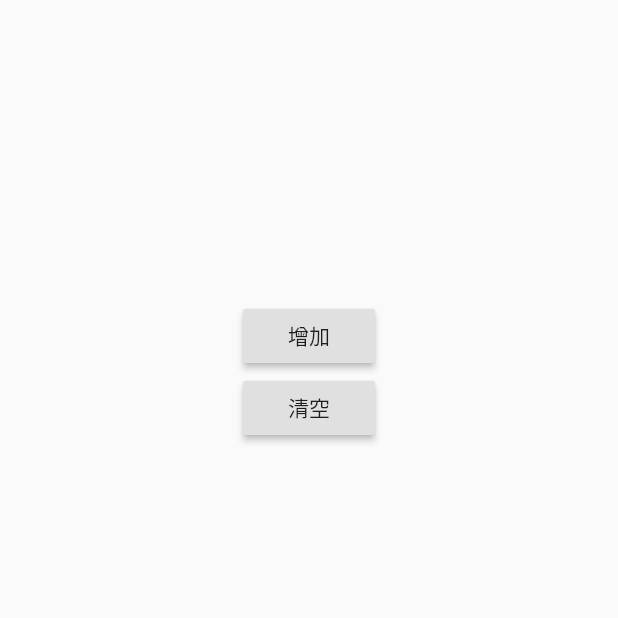
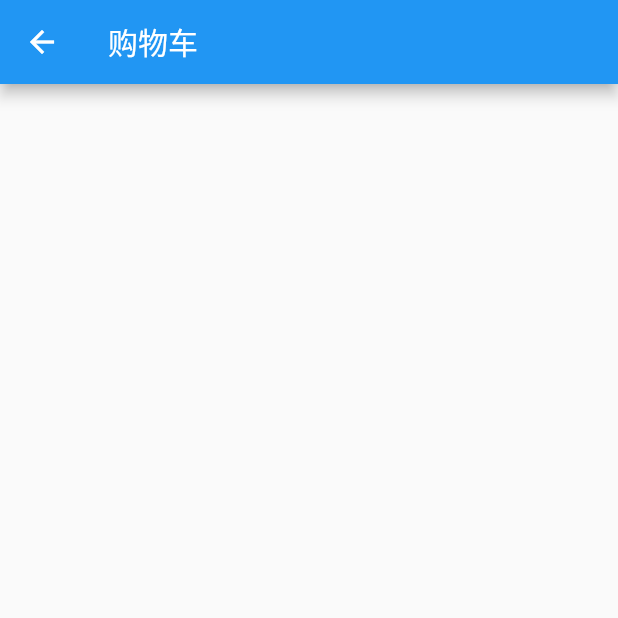
Before and after one commit to zhangsan2016/flutter_app, a Flutter app: the CartPage screen opened directly, on a phone screen of 412 x 824 dp, the top half of it. Run offline on Flutter 3.47's test engine with Material 2 defaults, Android fonts, the phone set to English and light mode, and no system bars; our stand-ins replace dio, fluro, flutter_easyrefresh, flutter_html, flutter_screenutil, flutter_swiper and 5 more; missing offline and left inert: flutter_seekbar; accounts and stored records are empty.

Commit message:
2020年7月31日 15:53:33 设计购物车界面 -- 进行中

```diff
--- /dev/null
+++ b/lib/check_flutterapp/entity/cartInfo.dart
@@ -0,0 +1,30 @@
+
+
+class CartInfoModel {
+  String goodsId;
+  String goodsName;
+  int count;
+  double price;
+  String images;
+
+  CartInfoModel(
+      {this.goodsId, this.goodsName, this.count, this.price, this.images});
+
+  CartInfoModel.fromJson(Map<String, dynamic> json) {
+    goodsId = json['goodsId'];
+    goodsName = json['goodsName'];
+    count = json['count'];
+    price = json['price'];
+    images = json['images'];
+  }
+
+  Map<String, dynamic> toJson() {
+    final Map<String, dynamic> data = new Map<String, dynamic>();
+    data['goodsId'] = this.goodsId;
+    data['goodsName'] = this.goodsName;
+    data['count'] = this.count;
+    data['price'] = this.price;
+    data['images'] = this.images;
+    return data;
+  }
+}
--- a/lib/check_flutterapp/my_main.dart
+++ b/lib/check_flutterapp/my_main.dart
@@ -52,6 +52,8 @@ class MyApp extends StatelessWidget {
         ChangeNotifierProvider(create: (_) => CategoryGoodsListProvide()),
         ChangeNotifierProvider(create: (_) => DetailsInfoProvide()),
         ChangeNotifierProvider(create: (_) => CartProvide()),
+        ChangeNotifierProvider(create: (_) => CartProvide()),
+
 
       ],
       child: Consumer<ChildCategory>(
--- a/lib/check_flutterapp/pages/cart_page.dart
+++ b/lib/check_flutterapp/pages/cart_page.dart
@@ -1,68 +1,42 @@
+
 import 'package:flutter/cupertino.dart';
 import 'package:flutter/material.dart';
-import 'package:shared_preferences/shared_preferences.dart';
+import 'package:flutterapp/check_flutterapp/provide/cart.dart';
+import 'package:provider/provider.dart';
 
-class CartPage extends StatefulWidget {
-  @override
-  _CartPageState createState() => _CartPageState();
-}
-
-class _CartPageState extends State<CartPage> {
-  List<String> testList = [];
+class CartPage extends StatelessWidget {
 
   @override
   Widget build(BuildContext context) {
-    _show();
-    return Container(
-      child: Column(
-        children: <Widget>[
-          Container(
-            height: 200.0,
-            child: ListView.builder(
-                itemCount: testList.length,
-                itemBuilder: (context,index){
-                  return ListTile(
-                    title: Text(testList[index]),
-                  );
-                }),
-          ),
-          RaisedButton(
-            onPressed: (){_add();},
-            child: Text('增加'),
-          ),
-          RaisedButton(
-            onPressed: (){_clear();},
-            child: Text('清空'),
-          ),
-        ],
+    return Scaffold(
+      appBar: AppBar(
+        title: Text('购物车'),
       ),
-
+      body: FutureBuilder(
+        future: _getCartInfo(context),
+        builder: (context,snapshot){
+         List  cartList =  Provider.of<CartProvide>(context, listen: false).cartList;
+         if(snapshot.hasData){
+           return ListView.builder(
+           itemCount: cartList.length
+           ,itemBuilder: (context,index){
+               return ListTile(
+                 title: Text(cartList[index].goodsName),
+               );
+           });
+         }else{
+           return Text('正在加载...');
+         }
+        },
+      ),
     );
   }
 
-  void _add() async {
-    SharedPreferences prefs = await SharedPreferences.getInstance();
-    String temp = "技术胖是最胖的!";
-    testList.add(temp);
-    prefs.setStringList('testInfo', testList);
-    _show();
+
+  Future<String> _getCartInfo(BuildContext context) async {
+    await Provider.of<CartProvide>(context, listen: false).getCartInfo();
+    return 'end';
   }
 
-  void _show() async {
-    SharedPreferences prefs = await SharedPreferences.getInstance();
-    setState(() {
-      if (prefs.getStringList('testInfo') != null) {
-        testList = prefs.getStringList('testInfo');
-      }
-    });
-  }
 
-  void _clear() async{
-    SharedPreferences prefs = await SharedPreferences.getInstance();
-    //prefs.clear(); //全部清空
-    prefs.remove('testInfo'); //删除key键
-    setState((){
-      testList=[];
-    });
-  }
 }
--- a/lib/check_flutterapp/provide/cart.dart
+++ b/lib/check_flutterapp/provide/cart.dart
@@ -1,11 +1,15 @@
+import 'dart:collection';
 import 'dart:convert';
 
 import 'package:flutter/cupertino.dart';
 import 'package:flutter/foundation.dart';
+import 'package:flutterapp/check_flutterapp/entity/cartInfo.dart';
 import 'package:flutterapp/check_flutterapp/entity/category_big_model.dart';
 import 'package:shared_preferences/shared_preferences.dart';
 
 class CartProvide  with ChangeNotifier {
+  // 购物车数据模型
+  List<CartInfoModel> cartList=[];
   // 购物车持久化存储值
   String cartInfo = 'cartInfo';
   String cartString = "[]";
@@ -29,6 +33,7 @@ class CartProvide  with ChangeNotifier {
       // 如果存在，数量进行+1操作
       if(item['goodsId'] == goodsId){
         tempList[ival]['count'] = item['count']+1;
+        cartList[ival].count++;
         isHave = true;
       }
       ival++;
@@ -36,19 +41,23 @@ class CartProvide  with ChangeNotifier {
 
     // 如果没有进行增加
     if(!isHave){
-      tempList.add({
+      Map<String, dynamic> newGoods={
         'goodsId':goodsId,
         'goodsName':goodsName,
         'count':count,
         'price':price,
         'images':images
-      });
+      };
+
+      tempList.add(newGoods);
+      cartList.add(new CartInfoModel.fromJson(newGoods));
     }
 
     // 把字符串进行 encode 操作
     cartString = json.encode(tempList).toString();
     print('cartString = $cartString');
     prefs.setString(cartInfo, cartString); // 进行持久化
+    notifyListeners();
   }
 
 
@@ -60,5 +69,23 @@ class CartProvide  with ChangeNotifier {
     notifyListeners();
   }
 
+  /**
+   *  获取购物车中的商品
+   */
+  getCartInfo() async{
+    SharedPreferences prefs  = await SharedPreferences.getInstance();
+    cartString =  prefs.getString(cartInfo);
+    if(cartString == null){
+      cartList = [];
+    }else{
+      List<Map> tempList = (json.decode(cartString.toString()) as List).cast();
+      tempList.forEach((item){
+        cartList.add(CartInfoModel.fromJson(item));
+      });
+    }
+    print('>>>>>>>>>>>>>>>>>>>>>>>> ${cartList.length}  >>>>>>>> cartString = ${cartString}');
+    notifyListeners();
+  }
+
 
 }
```
Also changed, not shown: lib/check_flutterapp/pages/cart_page2.dart (added, +68 -0 lines).
